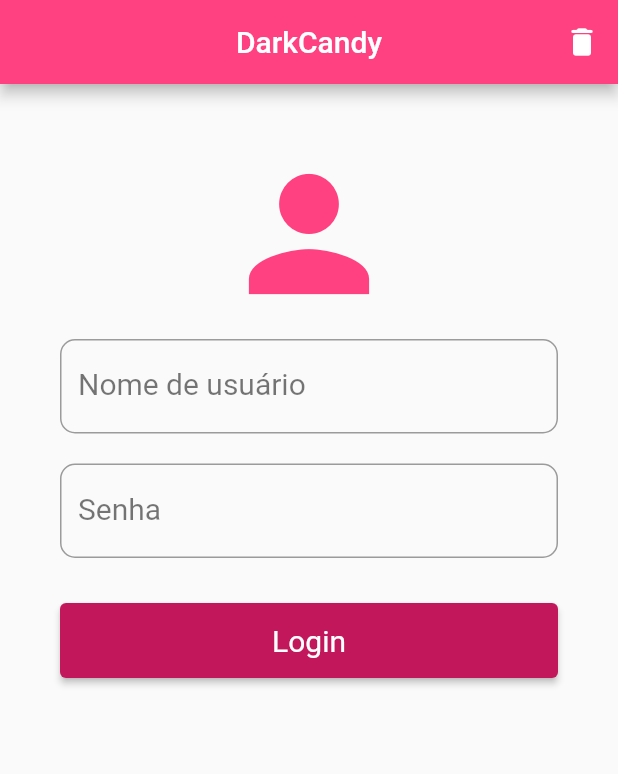
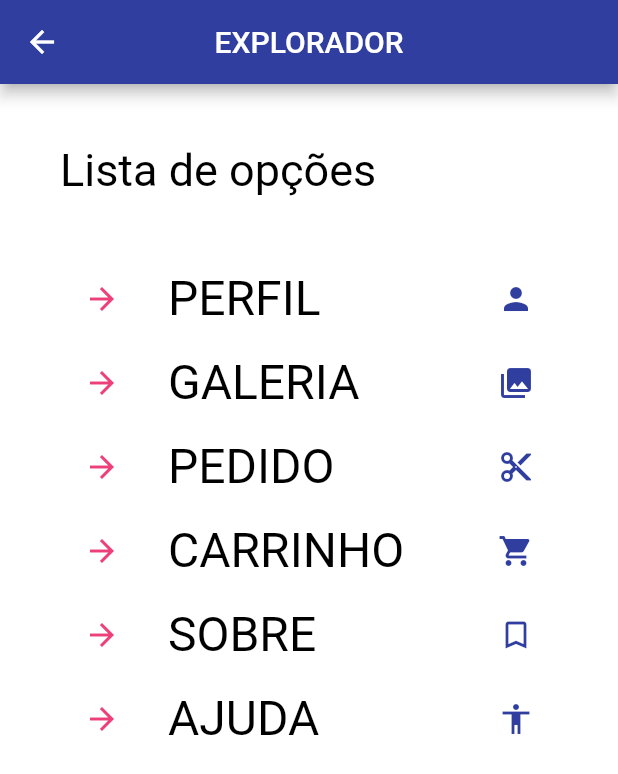
Before and after one commit to PeachLyrics/dark_candy, a Flutter app: the screen it shows after launch, after a tap on "Login", on a phone screen of 412 x 824 dp. Shown: the top 774 px of the screen. Run offline on Flutter 3.47's test engine with Material 2 defaults, Android fonts, the phone set to English and light mode, and no system bars.

Commit message:
first commit

```diff
--- a/lib/main.dart
+++ b/lib/main.dart
@@ -7,7 +7,7 @@ void main() {
 
     //Tema
     theme: ThemeData(
-      primaryColor: Colors.pinkAccent,
+      primaryColor: Colors.indigo[700],
       backgroundColor: Colors.white,
       textTheme: TextTheme(headline1: TextStyle(fontSize: 10), headline2: TextStyle(fontSize: 20), headline3: TextStyle(fontSize: 20, color: Colors.white)),
     ),
@@ -16,9 +16,13 @@ void main() {
     initialRoute: '/primeira',
     routes: {
       '/primeira': (context) => TeladeLogin(),
-      /*'/segunda': (context) => SegundaTela(),
-      '/terceira': (context) => TerceiraTela(),
-      '/quarta': (context) => QuartaTela(),*/
+      '/segunda': (context) => MenuPrincipal(),
+       /*'/Perfil': (context) => TerceiraTela(),
+      '/Galeria': (context) => QuartaTela(),
+      '/Pedido': (context) => QuintaTela(),
+      '/Carrinho': (context) => SextaTela(),
+      '/Sobre': (context) => SetimaTela(),
+      '/Ajuda': (context) => OitavaTela(),*/
     },
   ));
 }
@@ -68,10 +72,7 @@ class _TeladeLoginState extends State<TeladeLogin> {
           child: Form(
             key: clearID,
               child: Column(children: [
-              Icon(Icons.person_sharp,
-                size: 120,
-                color:  Theme.of(context).primaryColor
-              ),
+              Image.asset('lib/images/dark-candy-water-mark.PNG'),
 
               campoTexto('Nome de usuário', txtLogin),
               campoTexto('Senha', txtSenha),
@@ -119,16 +120,119 @@ class _TeladeLoginState extends State<TeladeLogin> {
           backgroundColor: MaterialStateProperty.resolveWith<Color>(
             (Set<MaterialState> states){
               if(states.contains(MaterialState.pressed))
-              return Colors.pinkAccent;
-              return Colors.pink[700];
+              return Colors.indigo[900];
+              return Colors.indigo[700];
             },
           ),),
         child: Text(rotulo, style: Theme.of(context).textTheme.headline3),
         onPressed: (){
-          //print('botão pressionado!');
-
+          Navigator.pushNamed(context, '/segunda');
         },
       ),
     );
   }
 }
+
+//
+// MENU PRINCIPAL
+//
+class MenuPrincipal extends StatelessWidget {
+  @override
+  Widget build(BuildContext context) {
+    return Scaffold(
+      appBar: AppBar(title: Text('EXPLORADOR'), centerTitle: true ),
+      backgroundColor: Colors.white,
+      body: Container(
+        padding: EdgeInsets.all(40),
+
+        //
+        // LISTVIEW
+        //
+        child: ListView(
+          children: [
+
+            Text('Lista de opções',
+                 style: TextStyle(fontSize: 30, color:Colors.black),
+            ),
+            SizedBox(height: 40),
+
+            ListTile(
+
+              leading: Icon(Icons.arrow_forward, color: Colors.pink[400]),
+              trailing: Icon(Icons.person, color: Colors.indigo[700]),
+              title: Text('PERFIL', style: TextStyle(fontSize: 32, color:Colors.black)),
+
+              onTap: (){
+                print('item pressionado');
+                Navigator.pushNamed(context, '/Perfil');
+              },
+              hoverColor: Colors.indigo[00],
+
+            ),
+
+            ListTile(
+              leading: Icon(Icons.arrow_forward, color: Colors.pink[400]),
+              trailing: Icon(Icons.photo_library, color: Colors.indigo[700]),
+              title: Text('GALERIA', style: TextStyle(fontSize: 32, color:Colors.black)),
+
+              onTap: (){
+                print('item pressionado');
+                Navigator.pushNamed(context, '/Galeria');
+              },
+              hoverColor: Colors.indigo[00],
+            ),
+
+            ListTile(
+              leading: Icon(Icons.arrow_forward, color: Colors.pink[400]),
+              trailing: Icon(Icons.content_cut,color: Colors.indigo[700]),
+              title: Text('PEDIDO', style: TextStyle(fontSize: 32, color:Colors.black)),
+
+              onTap: (){
+                print('item pressionado');
+                Navigator.pushNamed(context, '/Pedido');
+              },
+              hoverColor: Colors.indigo[00],
+            ),
+
+            ListTile(
+              leading: Icon(Icons.arrow_forward, color: Colors.pink[400]),
+              trailing: Icon(Icons.shopping_cart, color: Colors.indigo[700]),
+              title: Text('CARRINHO', style: TextStyle(fontSize: 32, color:Colors.black)),
+
+              onTap: (){
+                print('item pressionado');
+                Navigator.pushNamed(context, '/Carrinho');
+              },
+              hoverColor: Colors.indigo[00],
+            ),
+
+            ListTile(
+              leading: Icon(Icons.arrow_forward, color: Colors.pink[400]),
+              trailing: Icon(Icons.bookmark_border, color: Colors.indigo[700]),
+              title: Text('SOBRE', style: TextStyle(fontSize: 32, color:Colors.black)),
+
+              onTap: (){
+                print('item pressionado');
+                Navigator.pushNamed(context, '/Sobre');
+              },
+              hoverColor: Colors.indigo[00],
+            ),
+
+            ListTile(
+              leading: Icon(Icons.arrow_forward, color: Colors.pink[400]),
+              trailing: Icon(Icons.accessibility, color: Colors.indigo[700]),
+              title: Text('AJUDA', style: TextStyle(fontSize: 32, color:Colors.black)),
+
+              onTap: (){
+                print('item pressionado');
+                Navigator.pushNamed(context, '/Ajuda');
+              },
+              hoverColor: Colors.indigo[00],
+            ),
+          ],
+        ),
+      ),
+    );
+  }
+
+}
--- a/pubspec.yaml
+++ b/pubspec.yaml
@@ -48,6 +48,8 @@ flutter:
   # assets:
   #   - images/a_dot_burr.jpeg
   #   - images/a_dot_ham.jpeg
+  assets:
+      - lib/images/
 
   # An image asset can refer to one or more resolution-specific "variants", see
   # https://flutter.dev/assets-and-images/#resolution-aware.
```
Also changed, not shown: lib/images/dark-candy-water-mark.png (added), lib/images/logo.PNG (added).
